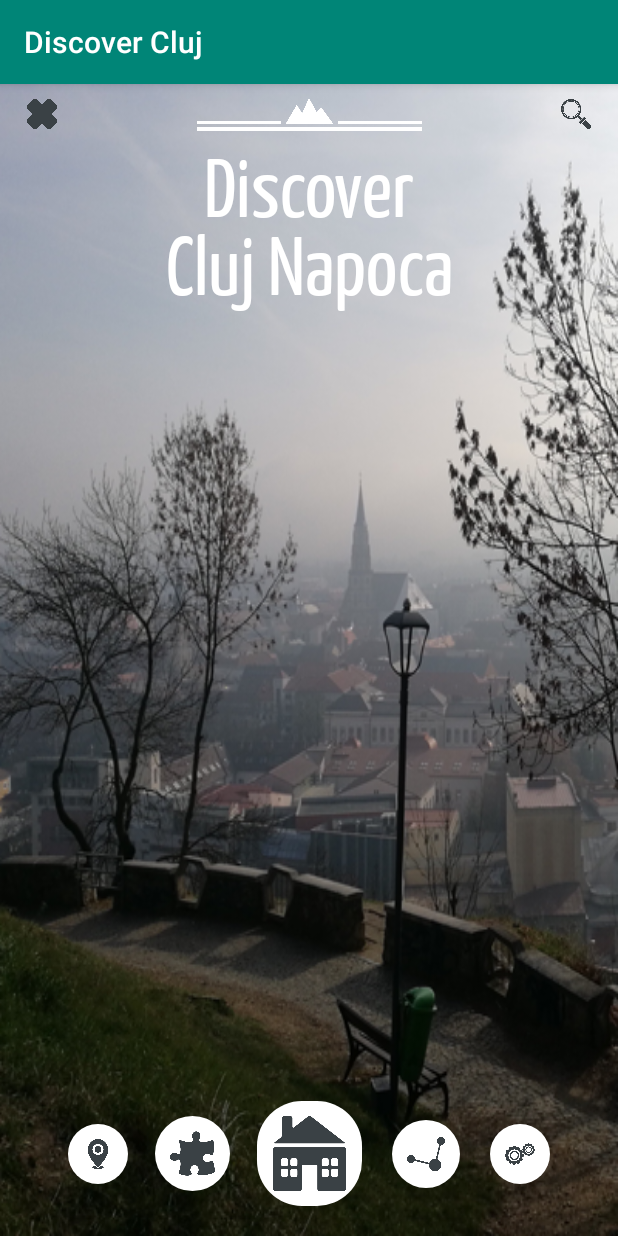
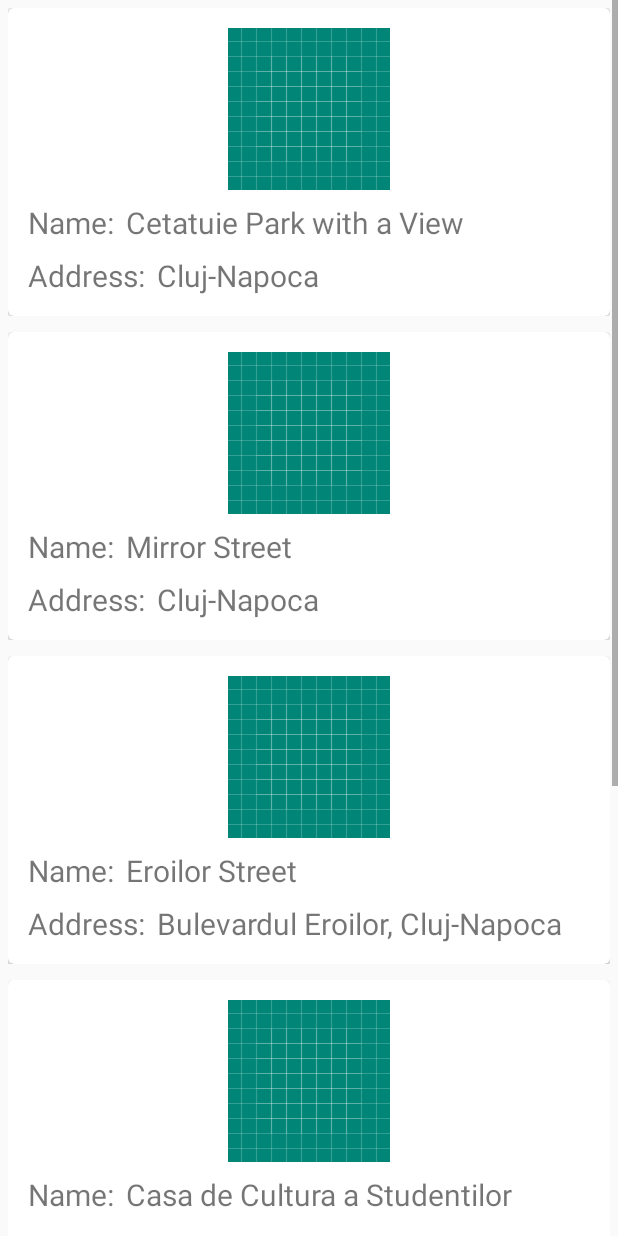
Before and after one commit to ioanajoj/AndroidFundamentals, an Android app: the screen it shows after launch (MainActivity before the commit, PlacesList after it), after a tap on "Button 1", on a phone screen of 412 x 824 dp. Run offline under Robolectric (Android 15) with nearby library versions, the phone set to English and light mode, and no system bars; pictures from the network do not load.

Commit message:
RecyclerView of Locations

```diff
--- a/DiscoverCluj/app/src/main/AndroidManifest.xml
+++ b/DiscoverCluj/app/src/main/AndroidManifest.xml
@@ -1,6 +1,8 @@
 <?xml version="1.0" encoding="utf-8"?>
 <manifest xmlns:android="http://schemas.android.com/apk/res/android"
     package="com.example.joj.discovercluj">
+
+    <uses-permission android:name="android.permission.INTERNET" />
 
     <application
         android:allowBackup="true"
@@ -12,10 +14,10 @@
         <activity android:name=".MainActivity">
             <intent-filter>
                 <action android:name="android.intent.action.MAIN" />
-
                 <category android:name="android.intent.category.LAUNCHER" />
             </intent-filter>
         </activity>
+        <activity android:name=".PlacesList"/>
     </application>
 
 </manifest>
--- /dev/null
+++ b/DiscoverCluj/app/src/main/java/com/example/joj/discovercluj/Location.java
@@ -0,0 +1,35 @@
+package com.example.joj.discovercluj;
+
+public class Location {
+    private String name, address, image;
+
+    public Location(String name, String address, String image) {
+        this.name = name;
+        this.address = address;
+        this.image = image;
+    }
+
+    public String getName() {
+        return name;
+    }
+
+    public void setName(String name) {
+        this.name = name;
+    }
+
+    public String getAddress() {
+        return address;
+    }
+
+    public void setAddress(String address) {
+        this.address = address;
+    }
+
+    public String getImage() {
+        return image;
+    }
+
+    public void setImage(String image) {
+        this.image = image;
+    }
+}
--- a/DiscoverCluj/app/src/main/java/com/example/joj/discovercluj/MainActivity.java
+++ b/DiscoverCluj/app/src/main/java/com/example/joj/discovercluj/MainActivity.java
@@ -1,9 +1,12 @@
 package com.example.joj.discovercluj;
 
+import android.content.Intent;
 import android.graphics.Typeface;
 import android.support.v4.view.MotionEventCompat;
 import android.support.v7.app.AppCompatActivity;
 import android.os.Bundle;
+import android.support.v7.widget.LinearLayoutManager;
+import android.support.v7.widget.RecyclerView;
 import android.util.Log;
 import android.view.MotionEvent;
 import android.view.View;
@@ -11,17 +14,14 @@ import android.widget.ImageButton;
 import android.widget.TextView;
 import android.widget.Toast;
 
+import java.util.ArrayList;
+
 public class MainActivity extends AppCompatActivity {
 
     @Override
     protected void onCreate(Bundle savedInstanceState) {
-        super.onCreate(savedInstanceState);
+                super.onCreate(savedInstanceState);
         setContentView(R.layout.activity_main);
-
-        // programmatically set font to title text
-        TextView textview = (TextView) findViewById(R.id.title_textView);
-        Typeface font = Typeface.createFromAsset(getApplicationContext().getAssets(), "font/yanonekaffeesatz_regular.ttf");
-        textview.setTypeface(font);
 
         final ImageButton firstButton = (ImageButton) findViewById(R.id.image_button_1);
         firstButton.setOnClickListener(new View.OnClickListener() {
@@ -29,6 +29,9 @@ public class MainActivity extends AppCompatActivity {
                 String msg = "Access map";
                 Toast toast = Toast.makeText(getApplicationContext(), msg, Toast.LENGTH_SHORT);
                 toast.show();
+
+                Intent intent = new Intent(MainActivity.this, PlacesList.class);
+                startActivity(intent);
             }
         });
 
--- /dev/null
+++ b/DiscoverCluj/app/src/main/java/com/example/joj/discovercluj/PlacesList.java
@@ -0,0 +1,54 @@
+package com.example.joj.discovercluj;
+
+import android.app.Activity;
+import android.os.Bundle;
+import android.support.v7.widget.LinearLayoutManager;
+import android.support.v7.widget.RecyclerView;
+
+import java.util.ArrayList;
+import java.util.List;
+
+public class PlacesList extends Activity {
+
+    List<Location> locationList = new ArrayList<>();
+    private RecyclerView theRecyclerView;
+    private RecyclerView.Adapter theAdapter;
+
+    @Override
+    protected void onCreate(Bundle savedInstanceState) {
+        super.onCreate(savedInstanceState);
+        setContentView(R.layout.complex_view);
+
+        theRecyclerView = (RecyclerView) findViewById(R.id.the_recycler_view);
+
+        // specify an adapter
+        theAdapter = new TheAdapter(this, locationList);
+
+        // improve performance , if changes in content do not change the layout size
+        theRecyclerView.setHasFixedSize(true);
+
+        // use a linear layout manager
+        RecyclerView.LayoutManager theLayoutManager = new LinearLayoutManager(this);
+        theRecyclerView.setLayoutManager(theLayoutManager);
+
+        theRecyclerView.setAdapter(theAdapter);
+
+        prepareData();
+    }
+
+    private void prepareData() {
+        Location Cetatuie = new Location("Cetatuie Park with a View", "Cluj-Napoca", "https://scontent-otp1-1.cdninstagram.com/vp/f87183f1ea58921674feb2c92f3236d8/5CB26B97/t51.2885-15/e35/23507745_855603514618110_623531446383935488_n.jpg");
+        Location MirrorStreet = new Location("Mirror Street" , "Cluj-Napoca", "https://scontent-otp1-1.cdninstagram.com/vp/13c639fab45e084ede9a0fba4fb45761/5CB1FD1C/t51.2885-15/e35/28766898_1627136987406515_8412156846122467328_n.jpg");
+        Location EroilorStreet = new Location("Eroilor Street", "Bulevardul Eroilor, Cluj-Napoca", "https://scontent-otp1-1.cdninstagram.com/vp/9a138cef0bddfa340e29400a36aa6d90/5CA0469D/t51.2885-15/e35/22277499_750586318460405_7313530359566565376_n.jpg");
+        Location CasaDeCultura = new Location("Casa de Cultura a Studentilor", "Cluj-Napoca", "https://scontent-otp1-1.cdninstagram.com/vp/a308843c323890d8086b06cb7efa5629/5C99EE3D/t51.2885-15/e35/22344718_127854451298792_5763195264772866048_n.jpg");
+        Location CasutaGalbenaOSUBB = new Location("Casuta Galbena OSUBB" , "Campus Hasdeu, Cluj-Napoca", "https://scontent-otp1-1.cdninstagram.com/vp/32b663e579657936825bbd7e573f658d/5CA37A74/t51.2885-15/e35/22344049_356526391459942_5841533183329304576_n.jpg");
+        Location Test = new Location("Test", "Cluj-Napoca", "https://files.primariaclujnapoca.ro/slide/1S0A7921.jpg");
+
+        locationList.add(Cetatuie);
+        locationList.add(MirrorStreet);
+        locationList.add(EroilorStreet);
+        locationList.add(CasaDeCultura);
+        locationList.add(CasutaGalbenaOSUBB);
+        locationList.add(Test);
+    }
+}
--- /dev/null
+++ b/DiscoverCluj/app/src/main/java/com/example/joj/discovercluj/TheAdapter.java
@@ -0,0 +1,71 @@
+package com.example.joj.discovercluj;
+
+import android.content.Context;
+import android.support.annotation.NonNull;
+import android.support.v7.widget.RecyclerView;
+import android.view.LayoutInflater;
+import android.view.View;
+import android.view.ViewGroup;
+import android.widget.ImageView;
+import android.widget.TextView;
+
+import com.bumptech.glide.Glide;
+import com.bumptech.glide.request.RequestOptions;
+
+import java.util.List;
+
+public class TheAdapter extends RecyclerView.Adapter<TheAdapter.MyViewHolder> {
+
+    private List<Location> locations;
+    // context for glide
+    private Context mContext;
+
+    public static class MyViewHolder extends RecyclerView.ViewHolder {
+
+        public TextView name;
+        public TextView address;
+        public ImageView image;
+
+        public MyViewHolder(@NonNull View itemView) {
+            super(itemView);
+            name = (TextView) itemView.findViewById(R.id.location_name);
+            address = (TextView) itemView.findViewById(R.id.location_address);
+            image = (ImageView) itemView.findViewById(R.id.location_imageview);
+        }
+    }
+
+    // Provide a suitable constructor (depends on the kind of dataset)
+    public TheAdapter(Context context, List<Location> locations) {
+        this.mContext = context;
+        this.locations = locations;
+    }
+
+    @Override
+    public TheAdapter.MyViewHolder onCreateViewHolder(ViewGroup parent, int viewType) {
+        // create a new view
+        View itemView = LayoutInflater.from(parent.getContext())
+                .inflate(R.layout.location_layout_cardview, parent, false);
+        return new MyViewHolder(itemView);
+    }
+
+    @Override
+    public void onBindViewHolder(MyViewHolder viewHolder, int position) {
+//        Log.d(TAG, "onBindViewHolder: called.");
+
+        RequestOptions requestOptions = new RequestOptions()
+                .placeholder(R.drawable.ic_launcher_background);
+
+        Glide.with(mContext)
+                .load(locations.get(viewHolder.getAdapterPosition()).getImage())
+                .apply(requestOptions)
+                .into(viewHolder.image);
+
+        viewHolder.name.setText(locations.get(position).getName());
+        viewHolder.address.setText(locations.get(position).getAddress());
+    }
+
+    @Override
+    public int getItemCount() {
+        return locations.size();
+    }
+}
--- /dev/null
+++ b/DiscoverCluj/app/src/main/res/layout/complex_view.xml
@@ -0,0 +1,17 @@
+<?xml version="1.0" encoding="utf-8"?>
+<RelativeLayout
+    xmlns:android="http://schemas.android.com/apk/res/android"
+    xmlns:tools="http://schemas.android.com/tools"
+    xmlns:app="http://schemas.android.com/apk/res-auto"
+    android:layout_width="match_parent"
+    android:layout_height="match_parent"
+    tools:showIn="@layout/activity_main"
+    tools:context=".MainActivity">
+
+    <android.support.v7.widget.RecyclerView
+        android:id="@+id/the_recycler_view"
+        android:layout_width="match_parent"
+        android:layout_height="wrap_content"
+        android:scrollbars="vertical" />
+
+</RelativeLayout>
--- /dev/null
+++ b/DiscoverCluj/app/src/main/res/layout/location_layout_cardview.xml
@@ -0,0 +1,90 @@
+<?xml version="1.0" encoding="utf-8"?>
+<RelativeLayout xmlns:android="http://schemas.android.com/apk/res/android"
+    xmlns:tools="http://schemas.android.com/tools"
+    android:layout_width="match_parent"
+    android:layout_height="wrap_content"
+    xmlns:app="http://schemas.android.com/apk/res-auto"
+    android:layout_margin="5dp">
+
+    <android.support.v7.widget.CardView
+        android:layout_width="match_parent"
+        android:layout_height="wrap_content"
+        android:layout_alignParentStart="true"
+        android:layout_alignParentTop="true"
+        android:layout_marginStart="0dp"
+        android:layout_marginTop="0dp"
+        app:cardCornerRadius="4dp"
+        app:cardElevation="2dp"
+        android:background="#2B2B2B">
+
+        <android.support.constraint.ConstraintLayout
+            android:layout_width="match_parent"
+            android:layout_height="match_parent"
+            android:padding="5dp">
+
+            <ImageView
+                android:id="@+id/location_imageview"
+                android:layout_width="match_parent"
+                android:layout_height="wrap_content"
+                android:layout_marginStart="8dp"
+                android:layout_marginTop="8dp"
+                android:layout_marginEnd="8dp"
+                android:contentDescription="Image for each location, is set programmatically"
+                android:scaleType="center"
+                android:src="@mipmap/ic_launcher"
+                app:layout_constraintEnd_toEndOf="parent"
+                app:layout_constraintStart_toStartOf="parent"
+                app:layout_constraintTop_toTopOf="parent" />
+
+            <TextView
+                android:id="@+id/location_name_label"
+                android:layout_width="wrap_content"
+                android:layout_height="wrap_content"
+                android:layout_marginStart="8dp"
+                android:layout_marginTop="8dp"
+                android:text="@string/location_first_label"
+                android:textSize="20sp"
+                app:layout_constraintStart_toStartOf="parent"
+                app:layout_constraintTop_toBottomOf="@+id/location_imageview" />
+
+            <TextView
+                android:id="@+id/location_name"
+                android:layout_width="wrap_content"
+                android:layout_height="wrap_content"
+                android:layout_marginStart="8dp"
+                android:layout_marginTop="8dp"
+                android:text="some title"
+                android:textSize="20sp"
+                app:layout_constraintStart_toEndOf="@+id/location_name_label"
+                app:layout_constraintTop_toBottomOf="@+id/location_imageview" />
+
+            <TextView
+                android:id="@+id/location_address_label"
+                android:layout_width="wrap_content"
+                android:layout_height="wrap_content"
+                android:layout_marginStart="8dp"
+                android:layout_marginTop="8dp"
+                android:layout_marginBottom="8dp"
+                android:text="@string/location_second_label"
+                android:textSize="20sp"
+                app:layout_constraintBottom_toBottomOf="parent"
+                app:layout_constraintStart_toStartOf="parent"
+                app:layout_constraintTop_toBottomOf="@+id/location_name_label" />
+
+            <TextView
+                android:id="@+id/location_address"
+                android:layout_width="wrap_content"
+                android:layout_height="wrap_content"
+                android:layout_marginStart="8dp"
+                android:layout_marginTop="8dp"
+                android:text="some address"
+                android:textSize="20sp"
+                app:layout_constraintStart_toEndOf="@+id/location_address_label"
+                app:layout_constraintTop_toBottomOf="@+id/location_name_label" />
+
+
+        </android.support.constraint.ConstraintLayout>
+
+    </android.support.v7.widget.CardView>
+
+</RelativeLayout>
--- /dev/null
+++ b/DiscoverCluj/app/src/main/res/layout/new_text_view.xml
@@ -0,0 +1,7 @@
+<?xml version="1.0" encoding="utf-8"?>
+<TextView
+    xmlns:android="http://schemas.android.com/apk/res/android"
+    android:id="@+id/name"
+    android:layout_width="wrap_content"
+    android:layout_height="wrap_content"
+    android:textSize="50sp"/>
--- a/DiscoverCluj/app/src/main/res/values/strings.xml
+++ b/DiscoverCluj/app/src/main/res/values/strings.xml
@@ -8,4 +8,6 @@
     <string name="button_5">Button 5</string>
     <string name="search_button">search_button</string>
     <string name="exit_button">exit_button</string>
+    <string name="location_first_label">Name:</string>
+    <string name="location_second_label">Address:</string>
 </resources>
```
Also changed, not shown: DiscoverCluj/app/build.gradle (+16 -0 lines).
